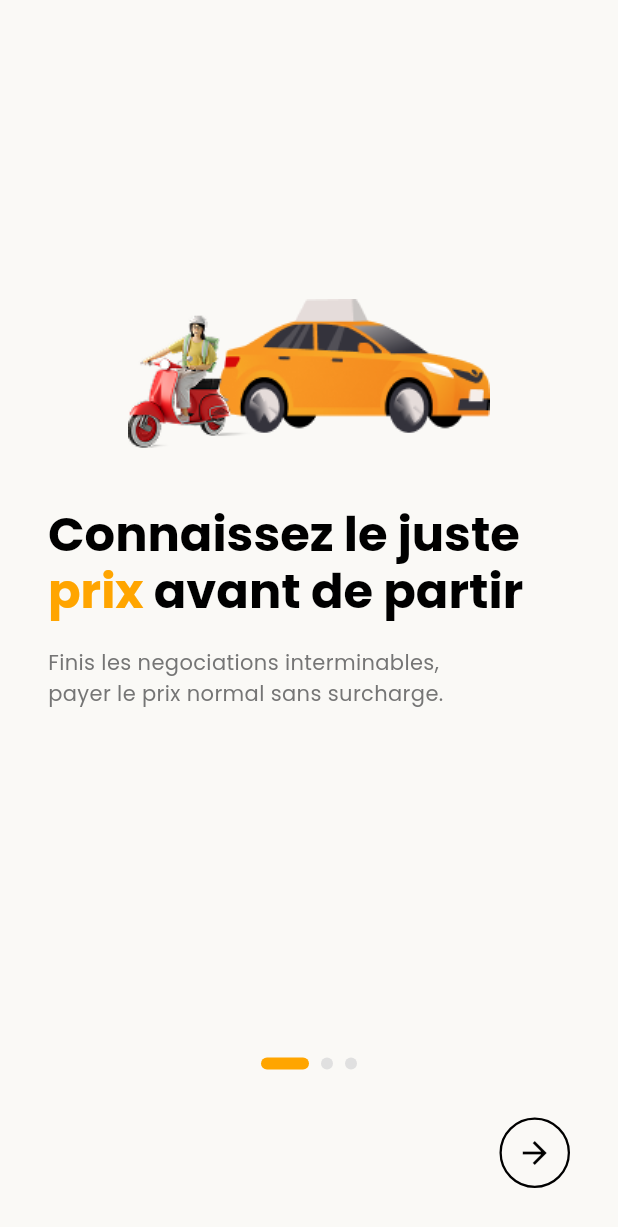
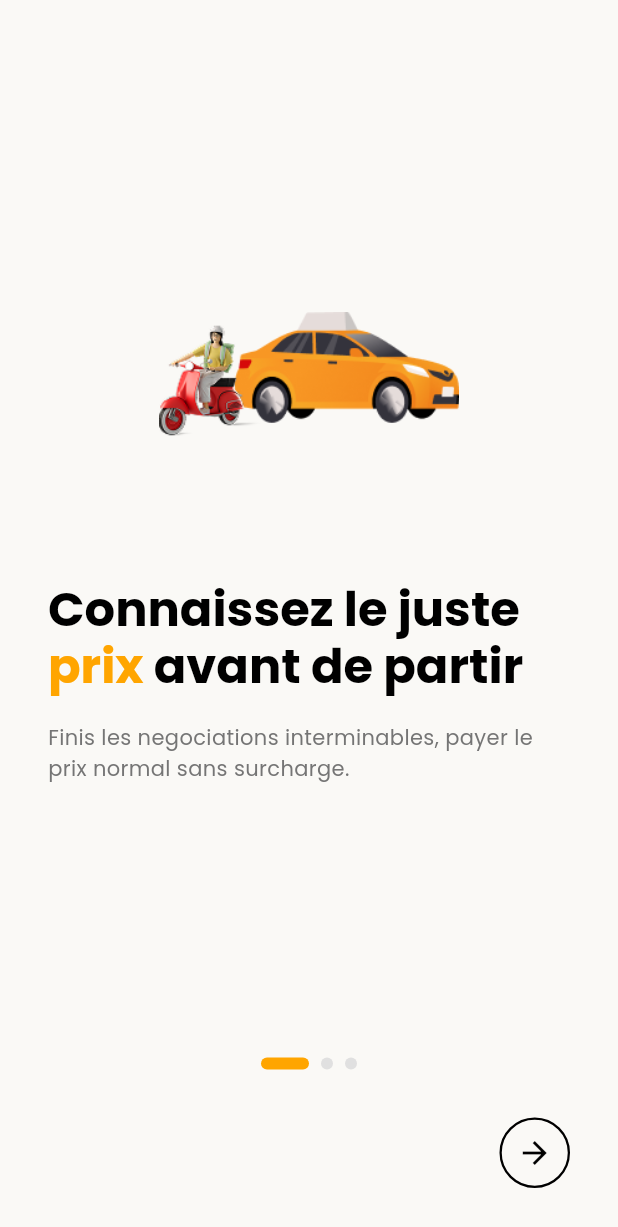
Before and after one commit to Rahim10020/neneo, a Flutter app: the OnboardingScreen screen opened by its route, on a phone screen of 412 x 824 dp. Shown: the top 1227 px of the screen. Run offline on Flutter 3.47's test engine with Material 3 defaults, Android fonts, the phone set to English and light mode, and no system bars; drawn by our look-alikes of smooth_page_indicator; our stand-ins replace geolocator, google_fonts, hive_flutter, share_plus, shared_preferences; accounts and stored records are empty.

Commit message:
correction design onboarding page 2

```diff
--- a/lib/features/onboarding/onboarding_screen.dart
+++ b/lib/features/onboarding/onboarding_screen.dart
@@ -24,14 +24,14 @@ class _OnboardingScreenState extends State<OnboardingScreen> {
       'titleEnd': 'avant de partir',
       'highlight': 'prix',
       'subtitle':
-          'Finis les negociations interminables,\npayer le prix normal sans surcharge.',
+          'Finis les negociations interminables, payer le prix normal sans surcharge.',
     },
     {
       'image': 'assets/images/moto.png',
-      'titleStart': '',
-      'titleEnd': 'et Simple',
-      'highlight': 'Rapide',
-      'subtitle': 'Entre le depart et l\'arrivee, obtenez\nun prix instantane.',
+      'titleStart': 'Rapide et',
+      'titleEnd': '',
+      'highlight': 'Simple',
+      'subtitle': 'Entre le depart et l\'arrivee, obtenez un prix instantane.',
     },
     {
       'image': 'assets/icons/ventes.svg',
@@ -39,7 +39,7 @@ class _OnboardingScreenState extends State<OnboardingScreen> {
       'titleEnd': 'chaque jours',
       'highlight': 'Economisez',
       'subtitle':
-          'Ne payer plus jamais trop cher.\nObtenez le prix juste pour chaque course\na Lome.',
+          'Ne payer plus jamais trop cher. Obtenez le prix juste pour chaque course a Lome.',
     },
   ];
 
--- a/lib/features/onboarding/widgets/onboarding_page.dart
+++ b/lib/features/onboarding/widgets/onboarding_page.dart
@@ -25,7 +25,7 @@ class OnboardingPage extends StatelessWidget {
       child: Column(
         mainAxisAlignment: MainAxisAlignment.center,
         children: [
-          Image.asset(imagePath),
+          Image.asset(imagePath, width: 200, height: 200),
           const SizedBox(height: 40),
 
           Column(
@@ -38,7 +38,7 @@ class OnboardingPage extends StatelessWidget {
                 text: TextSpan(
                   style: AppTextStyles.h1,
                   children: [
-                    TextSpan(text: "$titleStart "),
+                    if (titleStart.isNotEmpty) TextSpan(text: "$titleStart "),
                     if (titleHighlight.isNotEmpty)
                       TextSpan(
                         text: ' $titleHighlight',
```
